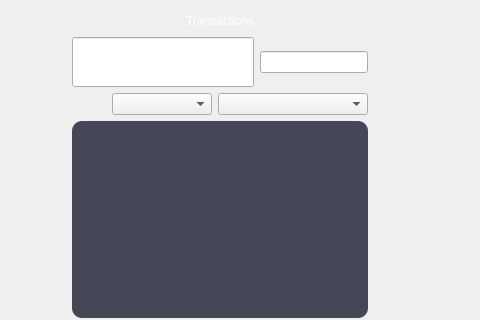
First picture: the form in src/qt/forms/historywidget.ui, repository eons-finance/ALQO, before the edit; both pictures show x 235 to 715 and y 0 to 320 of the 910 by 581 pixel window.
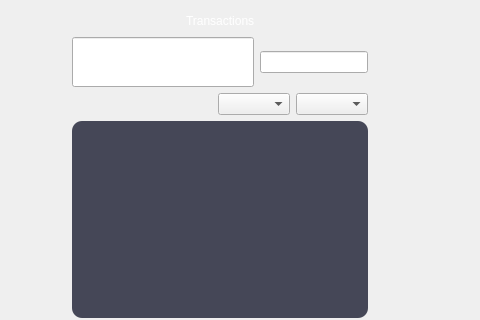
Second picture: the form after the edit.

```diff
--- a/src/qt/forms/historywidget.ui
+++ b/src/qt/forms/historywidget.ui
@@ -126,7 +126,7 @@
           <widget class="QComboBox" name="comboBoxSortType">
            <property name="minimumSize">
             <size>
-             <width>100</width>
+             <width>0</width>
              <height>0</height>
             </size>
            </property>
@@ -136,7 +136,7 @@
           <widget class="QComboBox" name="comboBoxSort">
            <property name="minimumSize">
             <size>
-             <width>150</width>
+             <width>0</width>
              <height>0</height>
             </size>
            </property>
```
